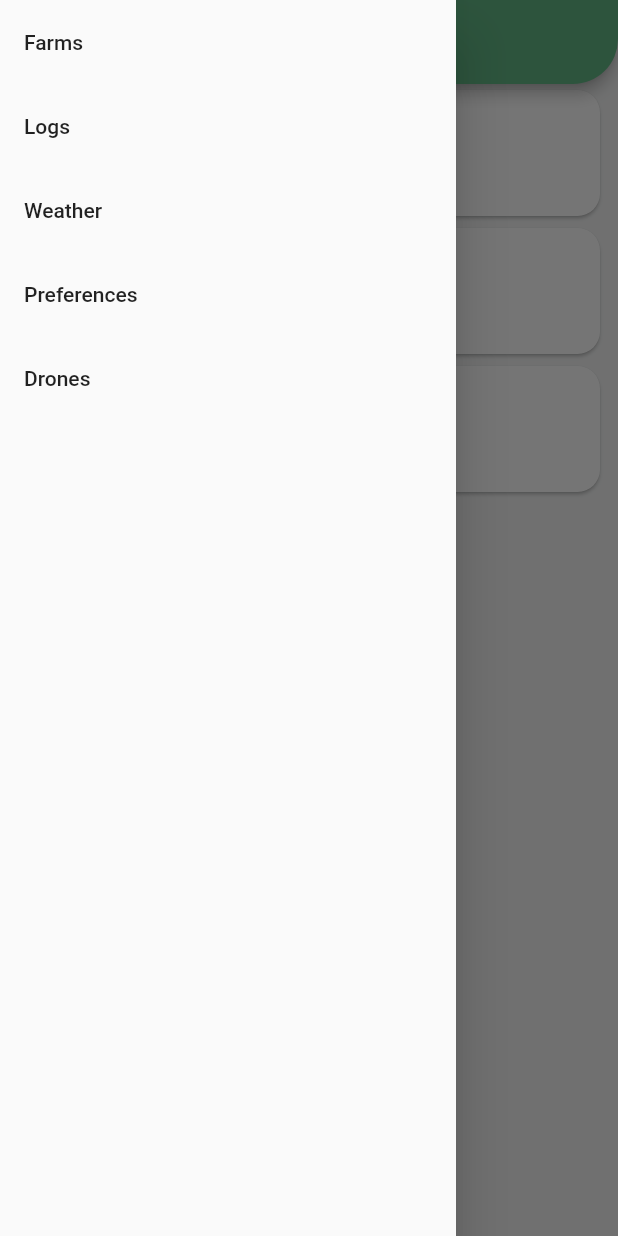
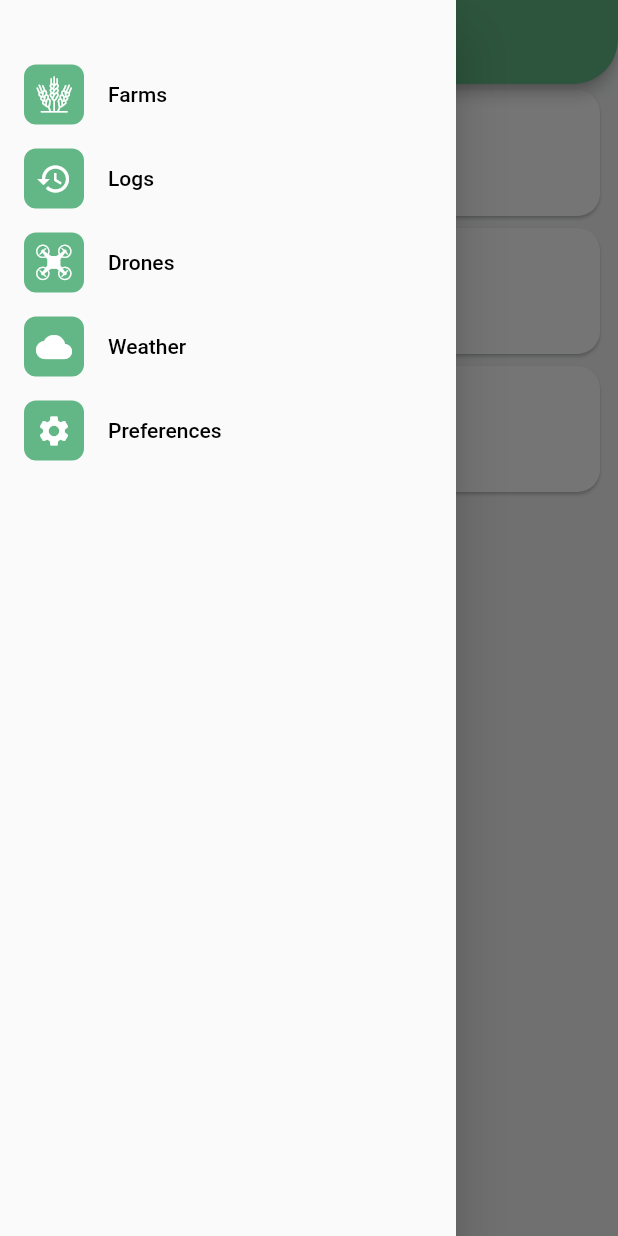
Before and after one commit to DusanTodorovic5/DemeterHuawei, a Flutter app: the screen it shows after launch, with the side drawer open, on a phone screen of 412 x 824 dp. Run offline on Flutter 3.47's test engine with Material 2 defaults, Android fonts, the phone set to English and light mode, and no system bars; our stand-ins replace timeago; missing offline and left inert: dart:ffi.

Commit message:
style: drawer

```diff
--- a/lib/widgets/drawer_widget.dart
+++ b/lib/widgets/drawer_widget.dart
@@ -1,3 +1,4 @@
+import 'package:demeter_huawei/classes/drone_farm_icons.dart';
 import 'package:flutter/material.dart';
 
 class DrawerWidget extends StatelessWidget {
@@ -6,23 +7,54 @@ class DrawerWidget extends StatelessWidget {
   final pages = [
     "Farms",
     "Logs",
+    "Drones",
     "Weather",
     "Preferences",
-    "Drones",
   ];
+
+  final icons = {
+    "Farms": DroneFarm.farm,
+    "Logs": Icons.history,
+    "Drones": DroneFarm.drone,
+    "Weather": Icons.cloud,
+    "Preferences": Icons.settings,
+  };
 
   @override
   Widget build(BuildContext context) {
-    return ListView(
+    return Padding(
+      padding: const EdgeInsets.only(top: 35),
+      child: ListView(
         padding: EdgeInsets.zero,
         children: pages.map((entry) {
           return ListTile(
-          title: Text(entry),
+            leading: Container(
+              decoration: const BoxDecoration(
+                borderRadius: BorderRadius.all(
+                  Radius.circular(8),
+                ),
+                color: Color.fromARGB(255, 99, 183, 134),
+              ),
+              child: Padding(
+                padding: const EdgeInsets.all(8.0),
+                child: Icon(
+                  icons[entry],
+                  color: Colors.white,
+                ),
+              ),
+            ),
+            title: Text(
+              entry,
+              style: const TextStyle(
+                color: Colors.black,
+              ),
+            ),
             onTap: () {
               Navigator.popAndPushNamed(context, "/$entry");
             },
           );
         }).toList(),
+      ),
     );
   }
 }
```
Lines whose indentation alone changed are shown as unchanged.
